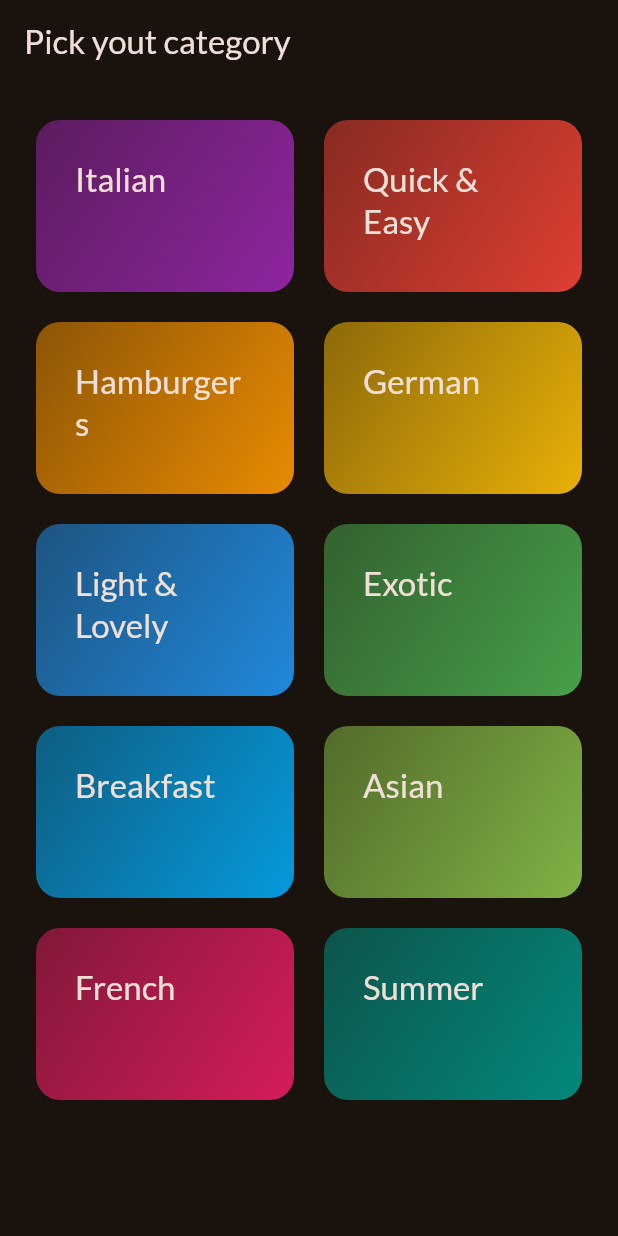
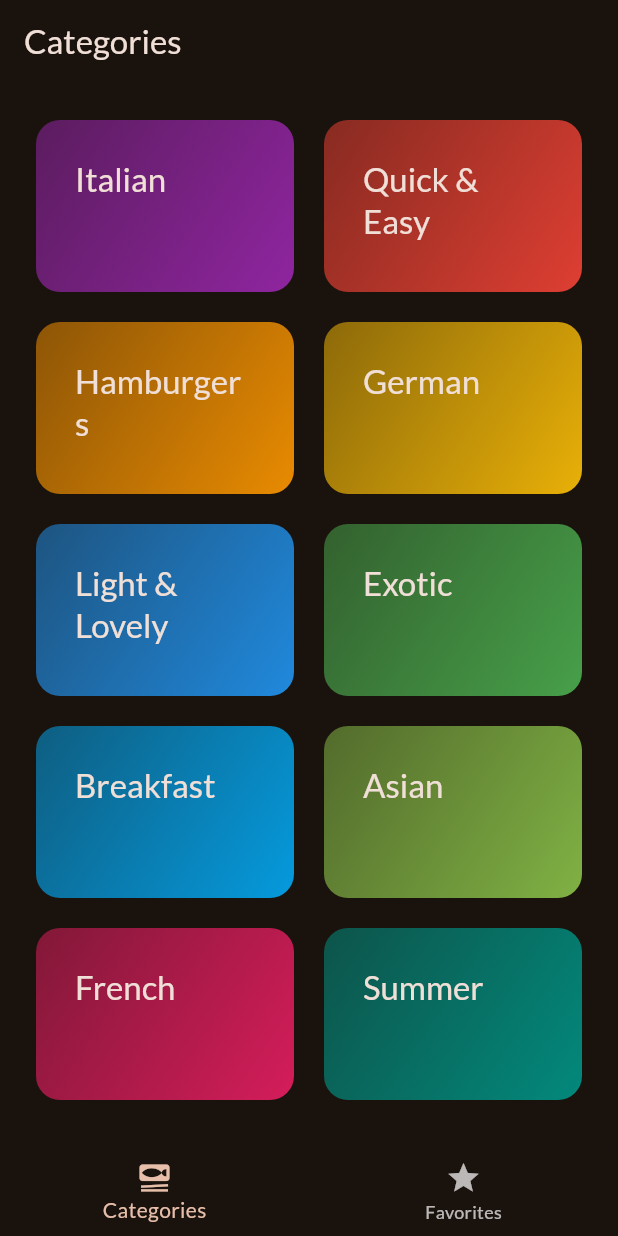
Before and after one commit to abutohan/flutter, a Flutter app: the screen it shows after launch, on a phone screen of 412 x 824 dp. Run offline on Flutter 3.47's test engine with Material 3 defaults, Android fonts, the phone set to English and light mode, and no system bars; our stand-ins replace google_fonts, transparent_image.

Commit message:
meals_app: added meals details and tabs screen

```diff
--- a/projects/meals_app/lib/main.dart
+++ b/projects/meals_app/lib/main.dart
@@ -1,6 +1,7 @@
 import 'package:flutter/material.dart';
 import 'package:google_fonts/google_fonts.dart';
 import 'package:meals_app/screens/categories_screen.dart';
+import 'package:meals_app/screens/tabs_screen.dart';
 
 final theme = ThemeData(
   useMaterial3: true,
@@ -20,6 +21,6 @@ class App extends StatelessWidget {
 
   @override
   Widget build(BuildContext context) {
-    return MaterialApp(theme: theme, home: const CategoriesScreen());
+    return MaterialApp(theme: theme, home: const TabsScreen());
   }
 }
--- a/projects/meals_app/lib/screens/categories_screen.dart
+++ b/projects/meals_app/lib/screens/categories_screen.dart
@@ -25,9 +25,7 @@ class CategoriesScreen extends StatelessWidget {
 
   @override
   Widget build(BuildContext context) {
-    return Scaffold(
-      appBar: AppBar(title: const Text("Pick yout category")),
-      body: GridView(
+    return GridView(
       padding: const EdgeInsets.all(24),
       gridDelegate: SliverGridDelegateWithFixedCrossAxisCount(
         crossAxisCount: 2,
@@ -44,7 +42,6 @@ class CategoriesScreen extends StatelessWidget {
             },
           ),
       ],
-      ),
     );
   }
 }
--- /dev/null
+++ b/projects/meals_app/lib/screens/tabs_screen.dart
@@ -0,0 +1,49 @@
+import 'package:flutter/material.dart';
+import 'package:meals_app/screens/categories_screen.dart';
+import 'package:meals_app/screens/meals_screen.dart';
+
+class TabsScreen extends StatefulWidget {
+  const TabsScreen({super.key});
+
+  @override
+  State<TabsScreen> createState() => _TabsScreenState();
+}
+
+class _TabsScreenState extends State<TabsScreen> {
+  int _selectedPageIndex = 0;
+
+  void _selectPage(int index) {
+    setState(() {
+      _selectedPageIndex = index;
+    });
+  }
+
+  @override
+  Widget build(BuildContext context) {
+    Widget activePage = const CategoriesScreen();
+    String activePageTitle = "Categories";
+
+    if (_selectedPageIndex == 1) {
+      activePage = MealsScreen(meals: []);
+      activePageTitle = "Your favorites";
+    }
+
+    return Scaffold(
+      appBar: AppBar(title: Text(activePageTitle)),
+      body: activePage,
+      bottomNavigationBar: BottomNavigationBar(
+        onTap: (index) {
+          _selectPage(index);
+        },
+        currentIndex: _selectedPageIndex,
+        items: [
+          BottomNavigationBarItem(
+            icon: Icon(Icons.set_meal),
+            label: "Categories",
+          ),
+          BottomNavigationBarItem(icon: Icon(Icons.star), label: "Favorites"),
+        ],
+      ),
+    );
+  }
+}
```
Also changed, not shown: projects/meals_app/lib/screens/meal_details_screen.dart (added, +64 -0 lines), projects/meals_app/lib/screens/meals_screen.dart (+22 -4 lines), projects/meals_app/lib/widgets/meal_item.dart (+33 -3 lines), projects/meals_app/lib/widgets/meal_item_trait.dart (added, +19 -0 lines). Lines whose indentation alone changed are shown as unchanged.
